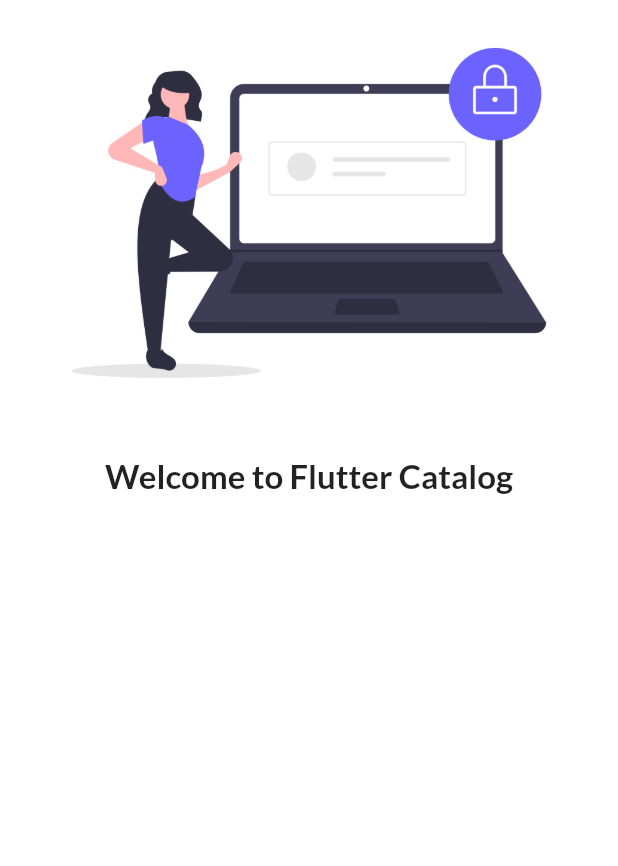
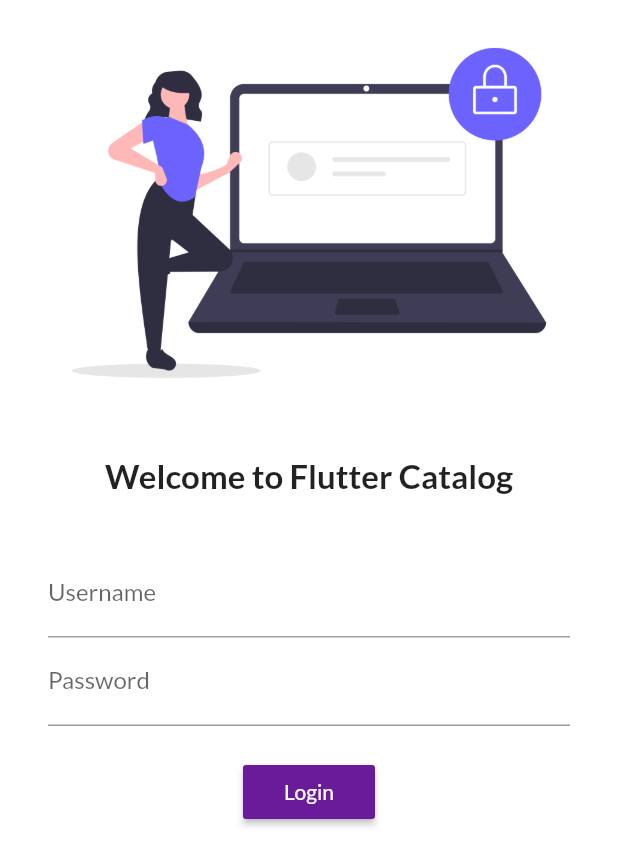
Before and after one commit to pranjal07pandey/flutterCatalog, a Flutter app: the screen it shows after launch, on a phone screen of 412 x 824 dp. Shown: the top 866 px of the screen. Run offline on Flutter 3.47's test engine with Material 2 defaults, Android fonts, the phone set to English and light mode, and no system bars; our stand-ins replace google_fonts.

Commit message:
day 1 completed

```diff
--- a/lib/pages/login_page.dart
+++ b/lib/pages/login_page.dart
@@ -11,20 +11,46 @@ class LoginPage extends StatelessWidget {
               'assets/images/login.png',
               fit: BoxFit.cover,
             ),
-
             SizedBox(
               height: 20,
             ),
-
-            Text('Welcome to Flutter Catalog', style: TextStyle(
-              fontSize: 22,
-              fontWeight: FontWeight.bold,
-            ),),
-
+            Text(
+              'Welcome to Flutter Catalog',
+              style: TextStyle(
+                fontSize: 22,
+                fontWeight: FontWeight.bold,
+              ),
+            ),
             SizedBox(
               height: 20,
+            ),
+            Padding(
+              padding: const EdgeInsets.symmetric(horizontal: 32, vertical: 16),
+              child: Column(
+                children: [
+                  TextFormField(
+                    decoration: InputDecoration(
+                        hintText: "Enter Username", labelText: "Username"),
+                  ),
+                  TextFormField(
+                    obscureText: true,
+                    decoration: InputDecoration(
+                        hintText: "Enter Password", labelText: "Password"),
+                  ),
+                  SizedBox(
+                    height: 20,
+                  ),
+                RaisedButton(
+                  onPressed: (){
+                    print('button is pressed...');
+                  },
+                  child: Text('Login'),
+                  color: Colors.purple[800],
+                  textColor: Colors.white,
+                ),
+                ],
+              ),
             )
-
           ],
         ));
   }
```
